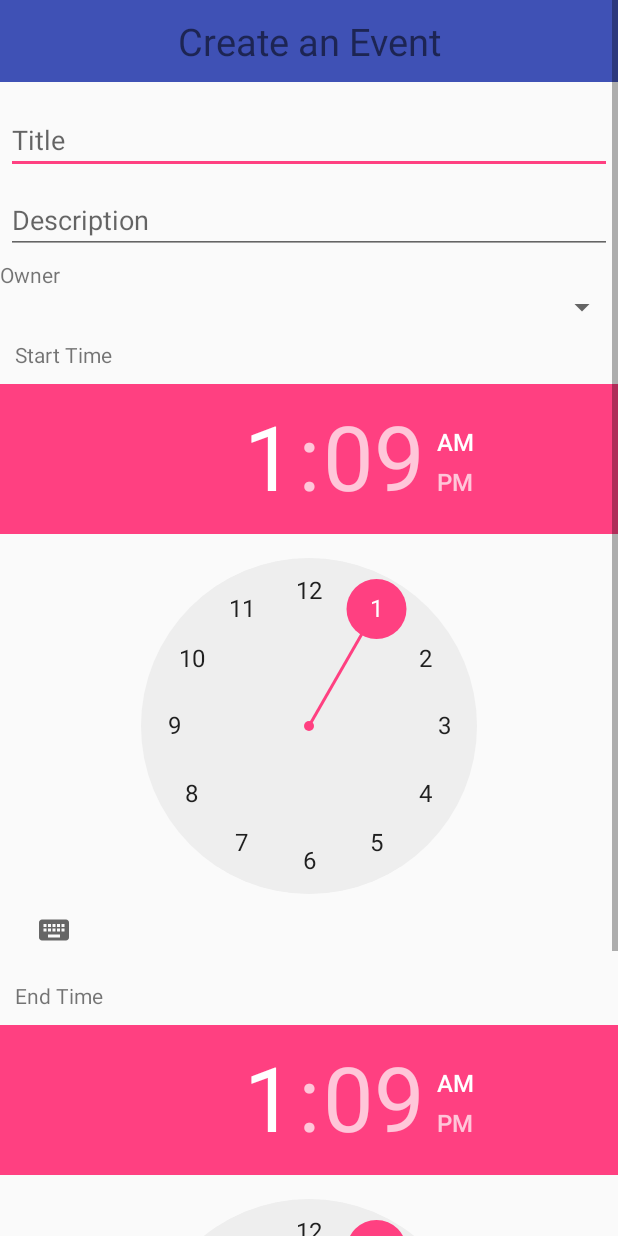
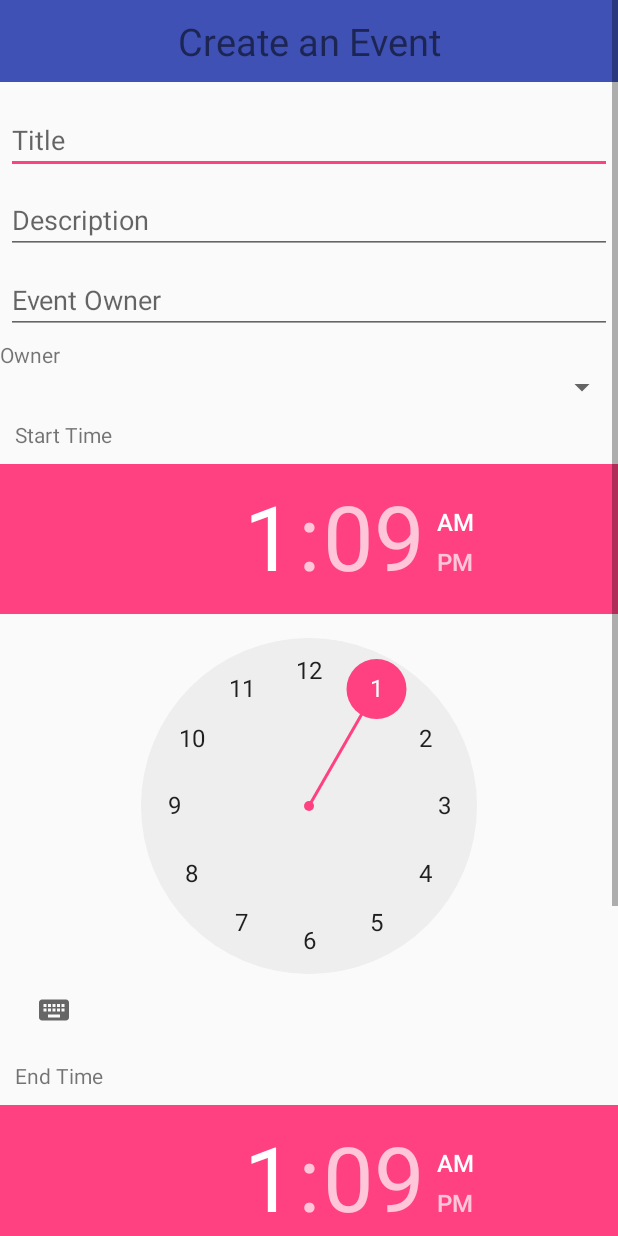
Before and after one commit to rgrambo/calendar-todo, an Android app: the layout fragment_add_event_dialog.xml on its own in the app's theme, with its tools: preview values and no code run, on a phone screen of 412 x 824 dp. Run offline under Robolectric (Android 15) with nearby library versions, the phone set to English and light mode, and no system bars.

Commit message:
Please for the love of god

```diff
--- a/CalendarTo-Do/app/src/main/res/layout/fragment_add_event_dialog.xml
+++ b/CalendarTo-Do/app/src/main/res/layout/fragment_add_event_dialog.xml
@@ -40,6 +40,16 @@
             android:fontFamily="sans-serif"
             android:hint="Description"/>
 
+        <EditText
+            android:id="@+id/eventOwner"
+            android:layout_width="match_parent"
+            android:layout_height="wrap_content"
+            android:layout_marginTop="4dp"
+            android:layout_marginLeft="4dp"
+            android:layout_marginRight="4dp"
+            android:layout_marginBottom="4dp"
+            android:hint="Event Owner"/>
+
         <TextView
             android:layout_width="match_parent"
             android:layout_height="wrap_content"
```
Also changed, not shown: CalendarTo-Do/app/src/main/java/layout/AddEventDialogFragment.java (+61 -19 lines).
